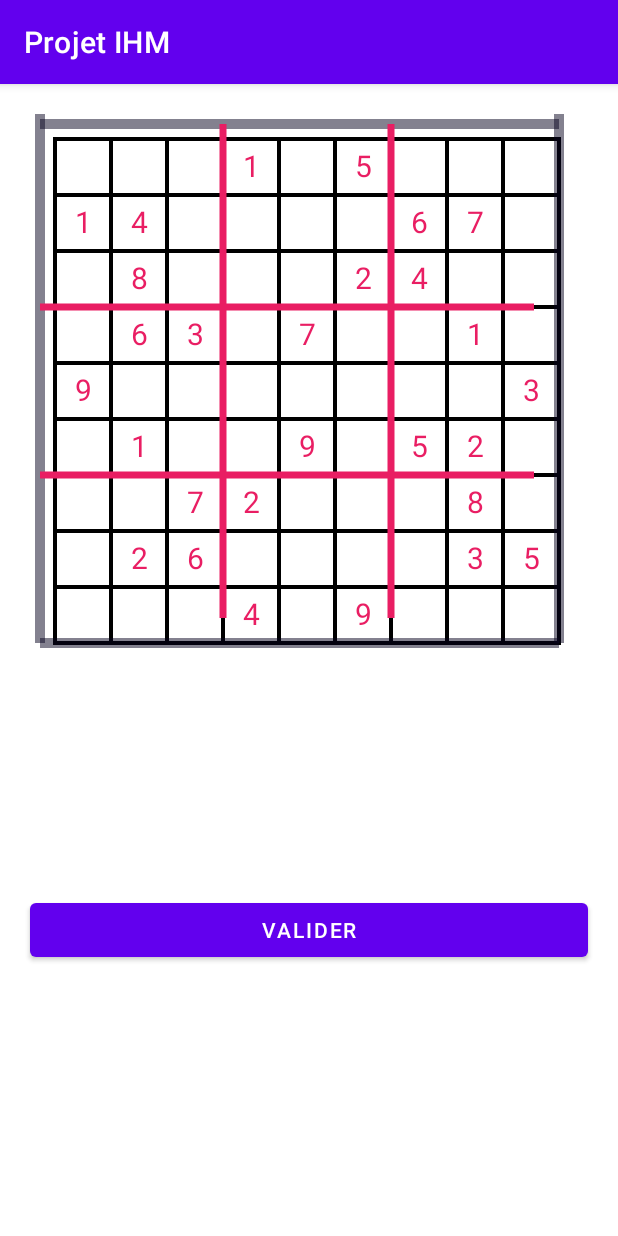
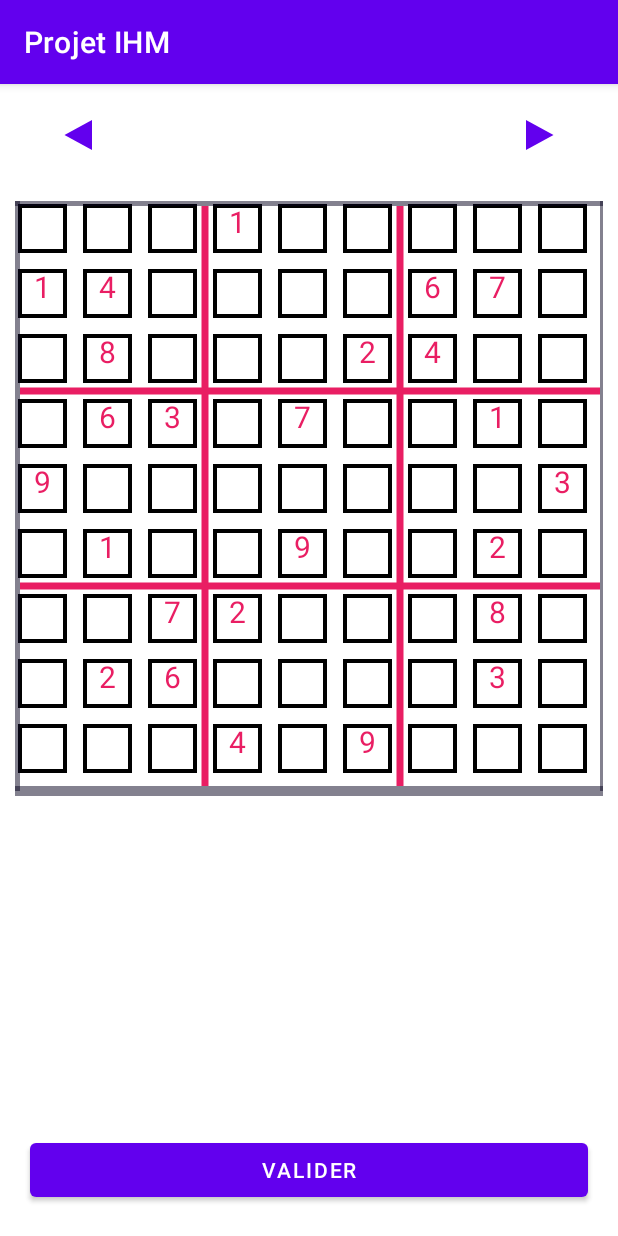
Before and after one commit to NazihBouraba/Sudoku-android-java, an Android app: the screen it shows after launch (JeuActivity), after a tap on "JOUER", on a phone screen of 412 x 824 dp. Run offline under Robolectric (Android 15) with nearby library versions, the phone set to English and light mode, and no system bars.

Commit message:
fixing affichage

```diff
--- a/app/src/main/java/com/example/projetihm/Classes/Grille.java
+++ b/app/src/main/java/com/example/projetihm/Classes/Grille.java
@@ -16,14 +16,15 @@ import com.example.projetihm.R;
 
 public class Grille extends View {
 
-    public int taillecase =0;
+    public int taillecase =20;
+    public int decalage = 5;
     private int n;
     public static int taille_ecran =0;
     private Paint paint1;   // Pour dessiner la grille (lignes noires)
     private Paint paint2;   // Pour le texte des cases fixes
     private Paint paint3;   // Pour dessiner les lignes rouges (grosse)
     private Paint paint4;   // Pour le texte noir des cases a modifier
-    private Paint paint5;
+    private Paint paint0;
     private Paint paints;// Pour le cadre
     public int[][] matrix = new int[9][9];
     public Canvas c ;
@@ -48,13 +49,13 @@ public class Grille extends View {
     @SuppressLint("ResourceAsColor")
     private void init() {
         //Grille de depart
-        set("000105000140000670080002400063070010900000003010090520007200080026000035000409000");
+        set("000100000140000670080002400063070010900000003010090020007200080026000030000409000");
 
         // Grille Gagnante
-        //set("672145398145983672389762451263574819958621743714398526597236184426817935831459267");
+        //set("672140398140983672389762401263074819908621743714398026097236184426817930831409267");
 
         // Grille Perdante
-        //set("672145198145983672389762451263574819958621743714398526597236184426817935831459267");
+        //set("672140198140983672389762401263074819908621743714398026097236184426817930831409267");
 
         paint1 = new Paint();
         paint1.setColor(R.color.black);
@@ -88,10 +89,10 @@ public class Grille extends View {
 
 
         // le cadre
-        paint5 = new Paint();
-        paint5.setStrokeWidth(10);
-        paint5.setAntiAlias     (true);
-        paint5.setColor(R.color.black);
+        paint0 = new Paint();
+        paint0.setStrokeWidth(10);
+        paint0.setAntiAlias     (true);
+        paint0.setColor(R.color.black);
 
     }
 
@@ -108,9 +109,13 @@ public class Grille extends View {
         c= canvas ;
         int screenWidth = getWidth();
         int screenHeight = getHeight();
-        int w = Math.min(screenWidth -50, screenHeight -50);
+        int w = Math.min(screenWidth , screenHeight );
+      //  int z = Math.max(screenWidth -00, screenHeight -00);
+    //    decalage = (w-z)/2;
         w = w - (w%9);
+
         taille_ecran = w ;
+      //  setMeasuredDimension(w, w);
      //   Log.v("taille",""+taille_ecran);
         n = w / 9 ;
         Paint paint = new Paint();
@@ -120,10 +125,10 @@ public class Grille extends View {
 
 
         // Dessiner w lignes verticles et w lignes horizontales noires
-        for(int i = 25 ; i<w ; i += n)
+        for(int i = decalage ; i<w ; i += n)
         {
             {
-               for(int j =25 ; j<w ;j+=n)
+               for(int j =decalage ; j<w ;j+=n)
                {
                 canvas.drawRect(i  ,j ,i+n- taillecase,j+n - taillecase,paint);
                }
@@ -131,14 +136,14 @@ public class Grille extends View {
             }
         }
         //le cadre
-        canvas.drawLine(10, 0, 10, w+25, paint5);
-        canvas.drawLine(10, 10, w+25, 10, paint5);
-        canvas.drawLine(w+25, 0, w+25, w+25, paint5);
-        canvas.drawLine(10, w+25, w+25, w+25, paint5);
+        canvas.drawLine(0, 0, 0, w+decalage, paint0);
+        canvas.drawLine(0, 0, w+decalage, 0, paint0);
+        canvas.drawLine(w+decalage, 0, w+decalage, w+decalage, paint0);
+        canvas.drawLine(0, w+decalage, w+decalage, w+decalage, paint0);
         // Dessiner 2 lignes rouges verticales et 2 lignes rouges horizontales
         for(int i = n*3 ; i<w ; i += n*3){
-          canvas.drawLine(25+i-taillecase/2, 10, 25+i-taillecase/2, w, paint3);
-           canvas.drawLine(10, 25+i-taillecase/2, w, 25+i-taillecase/2, paint3);
+          canvas.drawLine(decalage+i-taillecase/2, decalage, decalage+i-taillecase/2, w, paint3);
+           canvas.drawLine(decalage, decalage+i-taillecase/2, w, decalage+i-taillecase/2, paint3);
         }
 
         //remplissage des cases
@@ -146,11 +151,11 @@ public class Grille extends View {
             for (int j = 0; j < 9; j++) {
                 s = "" + (matrix[j][i] == 0 ? "" : matrix[j][i]);
                 if (fixIdx[j][i])
-                    canvas.drawText(s, 25+i * n + (n-taillecase)/2 -8 , 25+j * n
-                            + (n-taillecase)/2 +10, paint2);
+                    canvas.drawText(s, decalage+i * n + (n-taillecase)/2 -8 , decalage+j * n
+                            + (n-taillecase)/2 +decalage, paint2);
                 else
-                    canvas.drawText(s, 25+i * n + (n-taillecase)/2 -8, 25+j * n
-                            + (n-taillecase)/2 +10, paints);
+                    canvas.drawText(s, decalage+i * n + (n-taillecase)/2 -8, decalage+j * n
+                            + (n-taillecase)/2 +decalage, paints);
             }
         }
 
--- a/app/src/main/java/com/example/projetihm/Classes/SudokuExamples.java
+++ b/app/src/main/java/com/example/projetihm/Classes/SudokuExamples.java
@@ -7,6 +7,8 @@ import android.view.View;
 import android.widget.ProgressBar;
 import android.widget.TextView;
 import android.widget.Toast;
+
+import com.example.projetihm.MainActivity;
 
 import org.jsoup.Jsoup;
 import org.jsoup.nodes.Document;
@@ -22,7 +24,7 @@ import java.net.URLConnection;
 
 public class SudokuExamples  {
     String url ;
-    String ret;
+
     int v ;
     public SudokuExamples(String s ,int i) {
         url =s ;
@@ -39,7 +41,8 @@ public class SudokuExamples  {
 
                     Document doc = Jsoup.connect(url+v).get();
                     Element s =  doc.select("body").first();
-                    ret =  s.text();
+                    MainActivity.exemples.add( s.text());
+                    System.out.println("le contenu est " + s.text());
 
                 } catch (Exception e) {
                     e.printStackTrace();
@@ -49,7 +52,7 @@ public class SudokuExamples  {
         });
 
         thread.start();
-        return ret ;
+        return null ;
     }
 
 
--- a/app/src/main/java/com/example/projetihm/MainActivity.java
+++ b/app/src/main/java/com/example/projetihm/MainActivity.java
@@ -19,7 +19,7 @@ import java.io.InputStream;
 
 public class MainActivity extends AppCompatActivity implements View.OnClickListener {
 
-    public ArrayList<String> exemples = new ArrayList<String>();
+    public static ArrayList<String> exemples = new ArrayList<String>();
 
     @Override
     protected void onCreate(Bundle savedInstanceState) {
@@ -37,13 +37,10 @@ public class MainActivity extends AppCompatActivity implements View.OnClickListe
         apropos.setOnClickListener(this);
 
        for (int i=0 ; i<= 29 ; i++) {
-
-
-           exemples.add(new SudokuExamples("https://labsticc.univ-brest.fr/~bounceur/cours/android/tps/sudoku/index.php?v=", i).gets());
-
-
+           new SudokuExamples("https://labsticc.univ-brest.fr/~bounceur/cours/android/tps/sudoku/index.php?v=", i).gets();
        }
         Log.i("TAGSSS", exemples.toString());
+
 
     }
 
--- /dev/null
+++ b/app/src/main/res/drawable/ic_left_arrow.xml
@@ -0,0 +1,5 @@
+<vector android:height="24dp" android:tint="#DC7F06"
+    android:viewportHeight="24" android:viewportWidth="24"
+    android:width="24dp" xmlns:android="http://schemas.android.com/apk/res/android">
+    <path android:fillColor="@android:color/white" android:pathData="M14,7l-5,5 5,5V7z"/>
+</vector>
--- /dev/null
+++ b/app/src/main/res/drawable/ic_right_arrow.xml
@@ -0,0 +1,5 @@
+<vector android:height="24dp" android:tint="#DC7F06"
+    android:viewportHeight="24" android:viewportWidth="24"
+    android:width="24dp" xmlns:android="http://schemas.android.com/apk/res/android">
+    <path android:fillColor="@android:color/white" android:pathData="M10,17l5,-5 -5,-5v10z"/>
+</vector>
--- a/app/src/main/res/layout/activity_jeu.xml
+++ b/app/src/main/res/layout/activity_jeu.xml
@@ -4,20 +4,42 @@
     xmlns:tools="http://schemas.android.com/tools"
     android:layout_width="match_parent"
     android:layout_height="match_parent"
-    android:weightSum="4"
     android:layout_gravity="center"
     android:orientation="vertical"
     tools:context=".JeuActivity">
 
+    <RelativeLayout
+        android:layout_width="match_parent"
+        android:layout_height="wrap_content" >
+
+        <Button
+            android:layout_margin="10dp"
+            android:background="@drawable/ic_left_arrow"
+            android:layout_width="wrap_content"
+            android:layout_alignParentLeft="true"
+            android:layout_height="wrap_content"/>
+        <Button
+            android:layout_margin="10dp"
+            android:background="@drawable/ic_right_arrow"
+            android:layout_width="wrap_content"
+             android:layout_alignParentRight="true"
+            android:layout_height="wrap_content"/>
+
+
+
+
+    </RelativeLayout>
+
+
     <com.example.projetihm.Classes.Grille
         android:id="@+id/grille"
-        android:layout_width="match_parent"
-        android:layout_margin="20dp"
+        android:layout_width="wrap_content"
+        android:layout_height="0dp"
+        android:layout_gravity="center"
+        android:layout_margin="10dp"
         android:layout_weight="3"
-        android:layout_gravity="center"
-        android:layout_height="0dp"
 
-    />
+        />
     <Button
         android:layout_width="match_parent"
         android:layout_margin="20dp"
@@ -26,6 +48,7 @@
         android:layout_gravity="center"
 
 
+
         />
 
 
```
